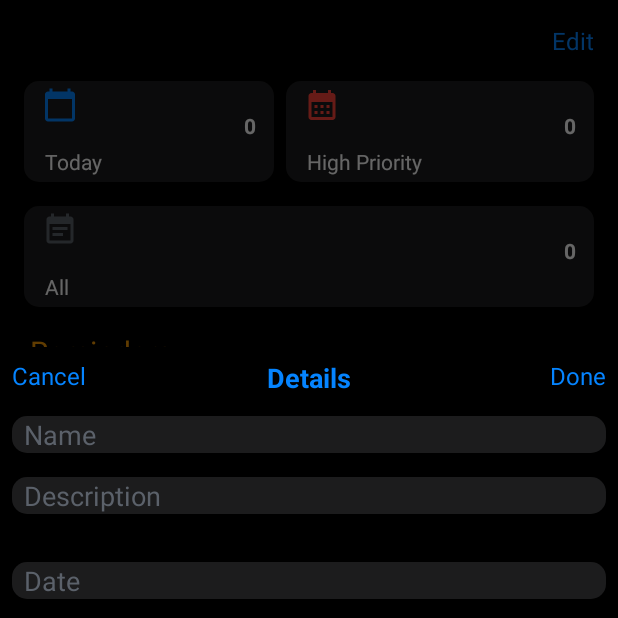
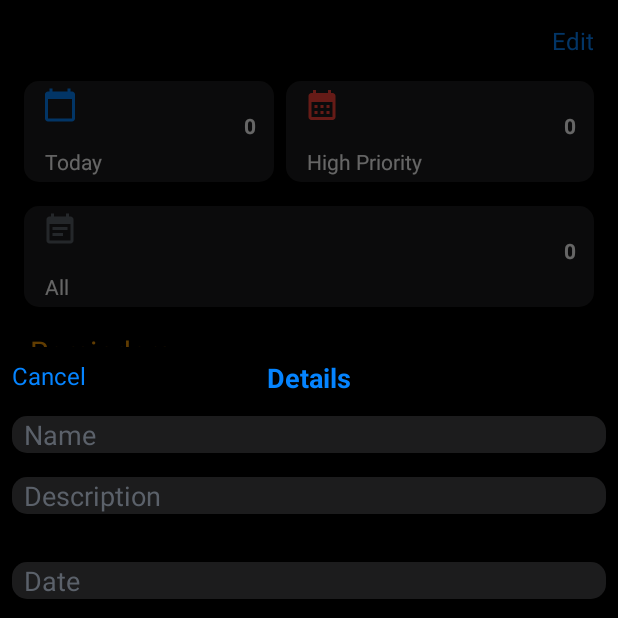
Before and after one commit to ozar98/ToDoListAndroidPractice, an Android app: the screen it shows after launch (MainActivity), after a tap on "New Reminder", on a phone screen of 412 x 824 dp, the top half of it. Run offline under Robolectric (Android 15) with nearby library versions, the phone set to English and light mode, and no system bars; our stand-ins replace Room's generated code.

Commit message:
updated Main Activity and created Priority Activity

```diff
--- a/app/src/main/java/com/example/todopractice_exam/MainActivity.kt
+++ b/app/src/main/java/com/example/todopractice_exam/MainActivity.kt
@@ -36,9 +36,6 @@ class MainActivity : AppCompatActivity() {
 
     private val reminderAdapter = ReminderAdapter()
 
-    private lateinit var db: DB
-    private lateinit var dao: MyDao
-
     // ViewModel для данной активити
     private lateinit var viewModel: MainViewModel
 
@@ -47,20 +44,16 @@ class MainActivity : AppCompatActivity() {
         super.onCreate(savedInstanceState)
         _binding = ActivityMainBinding.inflate(layoutInflater)
         _bindingBS=CreateReminderPageBinding.inflate(layoutInflater)
-        db = DB.getInstance(this)
-        dao = db.getMyDao()
 
         notesActivity = BottomSheetDialog(this)
+        notesActivity?.setContentView(bindingBS.root)
 
-        notesActivity?.setContentView(bindingBS.root)
         viewModel = ViewModelProvider(this)[MainViewModel::class.java]
 
         setContentView(binding.root)
         binding.remindersRv.adapter = reminderAdapter
         getListReminder()
-        setupNotesActivity()
 
-        setTexts()
 
         reminderAdapter.onItemClick = {
             showReminder(it)
@@ -74,11 +67,13 @@ class MainActivity : AppCompatActivity() {
                     val listRemainders=viewModel.getAllReminders()
                     withContext(Dispatchers.Main){
                         reminderAdapter.submitList(listRemainders)
+                        setTexts()
                     }
                 }
             }
         }
         setButtonsClick()
+        setTexts()
 
 
 
@@ -93,15 +88,21 @@ class MainActivity : AppCompatActivity() {
         binding.priorityButton.setOnClickListener {
             startActivity(Intent(this, ReminderHighPage::class.java))
         }
+        binding.newReminder.setOnClickListener {
+            bindingBS.submit.text="Set up reminder"
+            setupNewReminder()
+        }
     }
 
     fun setTexts(){
         CoroutineScope(Dispatchers.IO).launch {
             val countToday=viewModel.countTodayReminders()
             val countAllRemainders=viewModel.countAllReminders()
+            val countHighPriority=viewModel.countHighPriorityReminders()
             withContext(Dispatchers.Main){
                 binding.countToday.setText(countToday.toString())
                 binding.countAll.setText(countAllRemainders.toString())
+                binding.countPriority.setText(countHighPriority.toString())
             }
         }
     }
@@ -116,6 +117,7 @@ class MainActivity : AppCompatActivity() {
             val listOfReminders = viewModel.getAllReminders()
             withContext(Dispatchers.Main) {
                 reminderAdapter.submitList(listOfReminders)
+                setTexts()
             }
 
         }
@@ -134,7 +136,7 @@ class MainActivity : AppCompatActivity() {
                 bindingBS.priorityEditText.setText(chosenReminder.priority)
             }
         }
-        bindingBS.submit.setText("Edit reminder")
+        bindingBS.submit.text = "Edit reminder"
         bindingBS.submit.setOnClickListener {
             notesActivity?.show()
             val reminder=setDataToReminder()
@@ -151,9 +153,9 @@ class MainActivity : AppCompatActivity() {
     }
 
 
-    fun setupNotesActivity() {
+    fun setupNewReminder() {
 
-        binding.newReminder.setOnClickListener {
+
             bindingBS.nameEditText.setText("")
             bindingBS.descriptionEditText.setText("")
             bindingBS.dateEditText.setText("")
@@ -163,9 +165,11 @@ class MainActivity : AppCompatActivity() {
             notesActivity?.show()
             bindingBS.submit.setOnClickListener {
                 insertEntityDB()
+
                 setTexts()
+
             }
-        }
+
     }
 
     fun insertEntityDB() {
--- a/app/src/main/res/layout/create_reminder_page.xml
+++ b/app/src/main/res/layout/create_reminder_page.xml
@@ -29,16 +29,7 @@
             app:layout_constraintTop_toTopOf="parent"
             app:layout_constraintStart_toStartOf="parent"
             app:layout_constraintEnd_toEndOf="parent"/>
-        <TextView
-            android:layout_width="wrap_content"
-            android:layout_height="wrap_content"
-            android:text="Done"
-            android:textSize="16dp"
-            android:textColor="@color/light_blue"
-            android:layout_marginEnd="8dp"
-            android:layout_marginTop="8dp"
-            app:layout_constraintEnd_toEndOf="parent"
-            app:layout_constraintTop_toTopOf="parent"/>
+
         <LinearLayout
             android:layout_width="match_parent"
             android:layout_height="wrap_content"
```
Also changed, not shown: app/src/main/java/com/example/todopractice_exam/ReminderHighPage.kt (added, +40 -0 lines).
